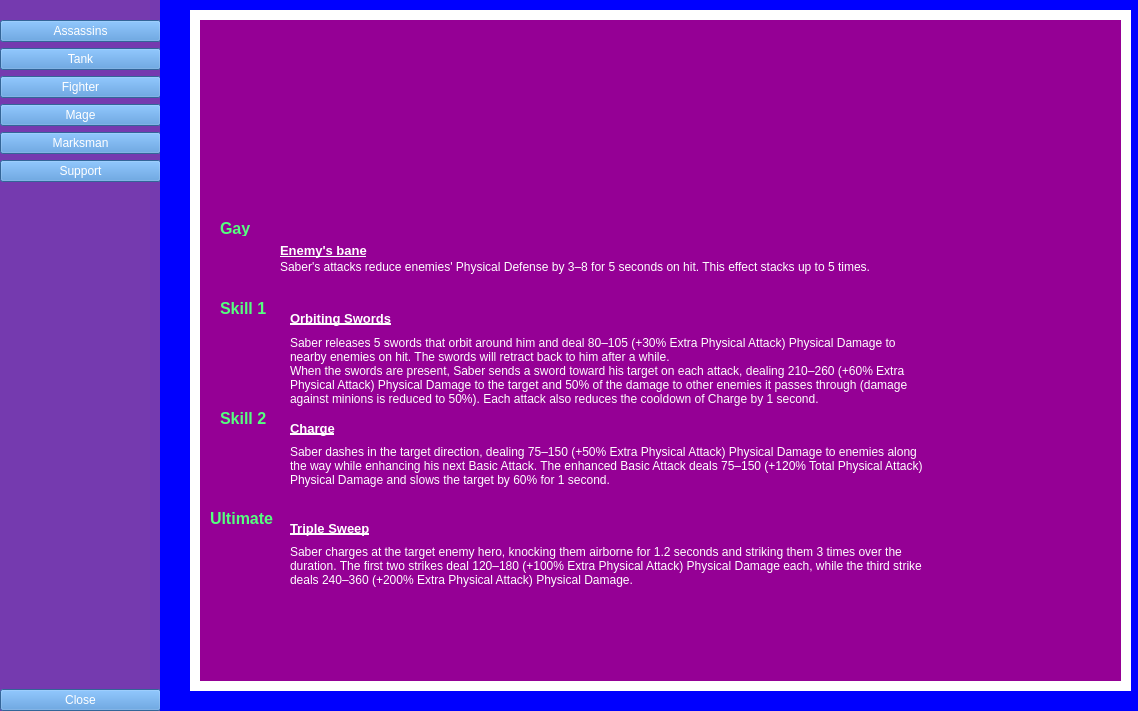
Qt form newpage.ui (YinXuanYX/GitExcercise-TT5L-01) before a commit.
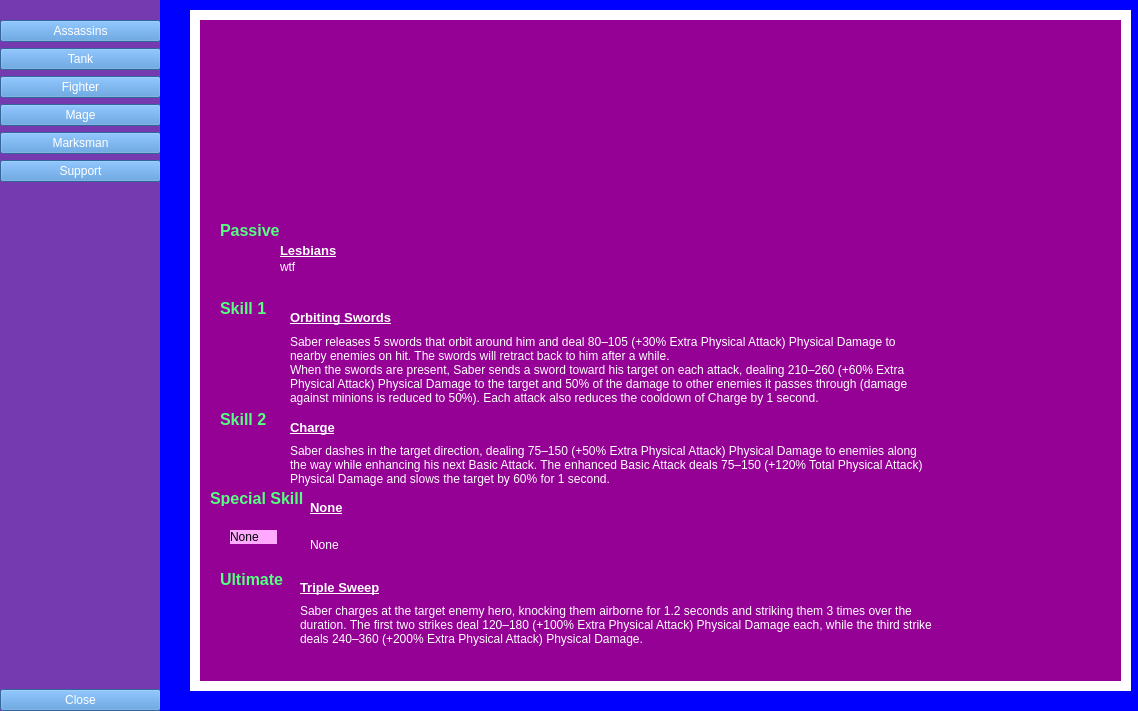
The same form after that commit. The open tabs and pages were chosen to show the change. Icons and pictures are not drawn.

The edit to the form file:
```diff
--- a/newpage.ui
+++ b/newpage.ui
@@ -191,7 +191,7 @@
 </string>
      </property>
      <property name="currentIndex">
-      <number>6</number>
+      <number>0</number>
      </property>
      <widget class="QWidget" name="assaspage">
       <widget class="QLabel" name="label_3">
@@ -489,7 +489,7 @@
        <property name="styleSheet">
         <string notr="true">background-color: rgb(149, 0, 149);</string>
        </property>
-       <widget class="QLabel" name="label_9">
+       <widget class="QLabel" name="heropic">
         <property name="geometry">
          <rect>
           <x>30</x>
@@ -507,8 +507,11 @@
         <property name="scaledContents">
          <bool>true</bool>
         </property>
+        <property name="textInteractionFlags">
+         <set>Qt::LinksAccessibleByKeyboard|Qt::LinksAccessibleByMouse|Qt::TextBrowserInteraction|Qt::TextEditable|Qt::TextEditorInteraction|Qt::TextSelectableByKeyboard|Qt::TextSelectableByMouse</set>
+        </property>
        </widget>
-       <widget class="QLabel" name="label_11">
+       <widget class="QLabel" name="Passive_name_label">
         <property name="geometry">
          <rect>
           <x>80</x>
@@ -529,7 +532,10 @@
          <string notr="true">color: rgb(255, 255, 255);</string>
         </property>
         <property name="text">
-         <string>Enemy's bane</string>
+         <string>Lesbians</string>
+        </property>
+        <property name="textInteractionFlags">
+         <set>Qt::LinksAccessibleByKeyboard|Qt::LinksAccessibleByMouse|Qt::TextBrowserInteraction|Qt::TextEditable|Qt::TextEditorInteraction|Qt::TextSelectableByKeyboard|Qt::TextSelectableByMouse</set>
         </property>
        </widget>
        <widget class="QLabel" name="Passivelabel">
@@ -537,8 +543,8 @@
          <rect>
           <x>20</x>
           <y>200</y>
-          <width>61</width>
-          <height>16</height>
+          <width>81</width>
+          <height>21</height>
          </rect>
         </property>
         <property name="font">
@@ -552,10 +558,16 @@
          <string notr="true">color: rgb(85, 255, 127);</string>
         </property>
         <property name="text">
-         <string>Gay</string>
+         <string>Passive</string>
+        </property>
+        <property name="openExternalLinks">
+         <bool>false</bool>
+        </property>
+        <property name="textInteractionFlags">
+         <set>Qt::LinksAccessibleByMouse|Qt::TextEditable|Qt::TextEditorInteraction|Qt::TextSelectableByKeyboard|Qt::TextSelectableByMouse</set>
         </property>
        </widget>
-       <widget class="QLabel" name="label_10">
+       <widget class="QLabel" name="passivepic">
         <property name="geometry">
          <rect>
           <x>20</x>
@@ -573,8 +585,11 @@
         <property name="scaledContents">
          <bool>true</bool>
         </property>
+        <property name="textInteractionFlags">
+         <set>Qt::LinksAccessibleByKeyboard|Qt::LinksAccessibleByMouse|Qt::TextBrowserInteraction|Qt::TextEditable|Qt::TextEditorInteraction|Qt::TextSelectableByKeyboard|Qt::TextSelectableByMouse</set>
+        </property>
        </widget>
-       <widget class="QLabel" name="label_13">
+       <widget class="QLabel" name="passivedesc">
         <property name="geometry">
          <rect>
           <x>80</x>
@@ -587,13 +602,16 @@
          <string notr="true">color: rgb(255, 255, 255);</string>
         </property>
         <property name="text">
-         <string>Saber's attacks reduce enemies' Physical Defense by 3–8 for 5 seconds on hit. This effect stacks up to 5 times.</string>
+         <string>wtf</string>
         </property>
         <property name="alignment">
          <set>Qt::AlignLeading|Qt::AlignLeft|Qt::AlignTop</set>
         </property>
+        <property name="textInteractionFlags">
+         <set>Qt::LinksAccessibleByKeyboard|Qt::LinksAccessibleByMouse|Qt::TextBrowserInteraction|Qt::TextEditable|Qt::TextEditorInteraction|Qt::TextSelectableByKeyboard|Qt::TextSelectableByMouse</set>
+        </property>
        </widget>
-       <widget class="QLabel" name="label_14">
+       <widget class="QLabel" name="skill1text">
         <property name="geometry">
          <rect>
           <x>20</x>
@@ -616,7 +634,7 @@
          <string>Skill 1</string>
         </property>
        </widget>
-       <widget class="QLabel" name="label_15">
+       <widget class="QLabel" name="skill1pic">
         <property name="geometry">
          <rect>
           <x>20</x>
@@ -634,8 +652,11 @@
         <property name="scaledContents">
          <bool>true</bool>
         </property>
+        <property name="textInteractionFlags">
+         <set>Qt::LinksAccessibleByKeyboard|Qt::LinksAccessibleByMouse|Qt::TextBrowserInteraction|Qt::TextEditable|Qt::TextEditorInteraction|Qt::TextSelectableByKeyboard|Qt::TextSelectableByMouse</set>
+        </property>
        </widget>
-       <widget class="QLabel" name="label_16">
+       <widget class="QLabel" name="skill1_name">
         <property name="geometry">
          <rect>
           <x>90</x>
@@ -658,8 +679,11 @@
         <property name="text">
          <string>Orbiting Swords</string>
         </property>
+        <property name="textInteractionFlags">
+         <set>Qt::LinksAccessibleByKeyboard|Qt::LinksAccessibleByMouse|Qt::TextBrowserInteraction|Qt::TextEditable|Qt::TextEditorInteraction|Qt::TextSelectableByKeyboard|Qt::TextSelectableByMouse</set>
+        </property>
        </widget>
-       <widget class="QLabel" name="label_17">
+       <widget class="QLabel" name="skill1desc">
         <property name="geometry">
          <rect>
           <x>90</x>
@@ -678,8 +702,11 @@
         <property name="wordWrap">
          <bool>true</bool>
         </property>
+        <property name="textInteractionFlags">
+         <set>Qt::LinksAccessibleByKeyboard|Qt::LinksAccessibleByMouse|Qt::TextBrowserInteraction|Qt::TextEditable|Qt::TextEditorInteraction|Qt::TextSelectableByKeyboard|Qt::TextSelectableByMouse</set>
+        </property>
        </widget>
-       <widget class="QLabel" name="label_18">
+       <widget class="QLabel" name="skill2text">
         <property name="geometry">
          <rect>
           <x>20</x>
@@ -701,8 +728,11 @@
         <property name="text">
          <string>Skill 2</string>
         </property>
+        <property name="textInteractionFlags">
+         <set>Qt::LinksAccessibleByKeyboard|Qt::LinksAccessibleByMouse|Qt::TextBrowserInteraction|Qt::TextEditable|Qt::TextEditorInteraction|Qt::TextSelectableByKeyboard|Qt::TextSelectableByMouse</set>
+        </property>
        </widget>
-       <widget class="QLabel" name="label_19">
+       <widget class="QLabel" name="skill2pic">
         <property name="geometry">
          <rect>
           <x>20</x>
@@ -720,8 +750,11 @@
         <property name="scaledContents">
          <bool>true</bool>
         </property>
+        <property name="textInteractionFlags">
+         <set>Qt::LinksAccessibleByKeyboard|Qt::LinksAccessibleByMouse|Qt::TextBrowserInteraction|Qt::TextEditable|Qt::TextEditorInteraction|Qt::TextSelectableByKeyboard|Qt::TextSelectableByMouse</set>
+        </property>
        </widget>
-       <widget class="QLabel" name="label_20">
+       <widget class="QLabel" name="skill2_name">
         <property name="geometry">
          <rect>
           <x>90</x>
@@ -744,8 +777,11 @@
         <property name="text">
          <string>Charge</string>
         </property>
+        <property name="textInteractionFlags">
+         <set>Qt::LinksAccessibleByKeyboard|Qt::LinksAccessibleByMouse|Qt::TextBrowserInteraction|Qt::TextEditable|Qt::TextEditorInteraction|Qt::TextSelectableByKeyboard|Qt::TextSelectableByMouse</set>
+        </property>
        </widget>
-       <widget class="QLabel" name="label_21">
+       <widget class="QLabel" name="skill2desc">
         <property name="geometry">
          <rect>
           <x>90</x>
@@ -763,12 +799,15 @@
         <property name="wordWrap">
          <bool>true</bool>
         </property>
+        <property name="textInteractionFlags">
+         <set>Qt::LinksAccessibleByKeyboard|Qt::LinksAccessibleByMouse|Qt::TextBrowserInteraction|Qt::TextEditable|Qt::TextEditorInteraction|Qt::TextSelectableByKeyboard|Qt::TextSelectableByMouse</set>
+        </property>
        </widget>
-       <widget class="QLabel" name="label_22">
+       <widget class="QLabel" name="ultimatetext">
         <property name="geometry">
          <rect>
-          <x>10</x>
-          <y>490</y>
+          <x>20</x>
+          <y>550</y>
           <width>71</width>
           <height>16</height>
          </rect>
@@ -786,14 +825,17 @@
         <property name="text">
          <string>Ultimate</string>
         </property>
+        <property name="textInteractionFlags">
+         <set>Qt::LinksAccessibleByKeyboard|Qt::LinksAccessibleByMouse|Qt::TextBrowserInteraction|Qt::TextEditable|Qt::TextEditorInteraction|Qt::TextSelectableByKeyboard|Qt::TextSelectableByMouse</set>
+        </property>
        </widget>
-       <widget class="QLabel" name="label_23">
+       <widget class="QLabel" name="ultipic">
         <property name="geometry">
          <rect>
-          <x>20</x>
-          <y>510</y>
-          <width>47</width>
-          <height>41</height>
+          <x>30</x>
+          <y>580</y>
+          <width>51</width>
+          <height>51</height>
          </rect>
         </property>
         <property name="text">
@@ -805,12 +847,15 @@
         <property name="scaledContents">
          <bool>true</bool>
         </property>
+        <property name="textInteractionFlags">
+         <set>Qt::LinksAccessibleByKeyboard|Qt::LinksAccessibleByMouse|Qt::TextBrowserInteraction|Qt::TextEditable|Qt::TextEditorInteraction|Qt::TextSelectableByKeyboard|Qt::TextSelectableByMouse</set>
+        </property>
        </widget>
-       <widget class="QLabel" name="label_24">
+       <widget class="QLabel" name="Ultimatename">
         <property name="geometry">
          <rect>
-          <x>90</x>
-          <y>500</y>
+          <x>100</x>
+          <y>560</y>
           <width>91</width>
           <height>16</height>
          </rect>
@@ -829,12 +874,15 @@
         <property name="text">
          <string>Triple Sweep</string>
         </property>
+        <property name="textInteractionFlags">
+         <set>Qt::LinksAccessibleByKeyboard|Qt::LinksAccessibleByMouse|Qt::TextBrowserInteraction|Qt::TextEditable|Qt::TextEditorInteraction|Qt::TextSelectableByKeyboard|Qt::TextSelectableByMouse</set>
+        </property>
        </widget>
-       <widget class="QLabel" name="label_25">
+       <widget class="QLabel" name="ultimatedesc">
         <property name="geometry">
          <rect>
-          <x>90</x>
-          <y>520</y>
+          <x>100</x>
+          <y>580</y>
           <width>641</width>
           <height>51</height>
          </rect>
@@ -847,6 +895,100 @@
         </property>
         <property name="wordWrap">
          <bool>true</bool>
+        </property>
+        <property name="textInteractionFlags">
+         <set>Qt::LinksAccessibleByKeyboard|Qt::LinksAccessibleByMouse|Qt::TextBrowserInteraction|Qt::TextEditable|Qt::TextEditorInteraction|Qt::TextSelectableByKeyboard|Qt::TextSelectableByMouse</set>
+        </property>
+       </widget>
+       <widget class="QLabel" name="specialskilltext">
+        <property name="geometry">
+         <rect>
+          <x>10</x>
+          <y>470</y>
+          <width>111</width>
+          <height>16</height>
+         </rect>
+        </property>
+        <property name="font">
+         <font>
+          <pointsize>12</pointsize>
+          <weight>75</weight>
+          <bold>true</bold>
+         </font>
+        </property>
+        <property name="styleSheet">
+         <string notr="true">color: rgb(85, 255, 127);</string>
+        </property>
+        <property name="text">
+         <string>Special Skill</string>
+        </property>
+       </widget>
+       <widget class="QLabel" name="specialskilldesc">
+        <property name="geometry">
+         <rect>
+          <x>110</x>
+          <y>500</y>
+          <width>641</width>
+          <height>51</height>
+         </rect>
+        </property>
+        <property name="styleSheet">
+         <string notr="true">color: rgb(255, 255, 255);</string>
+        </property>
+        <property name="text">
+         <string>None</string>
+        </property>
+        <property name="wordWrap">
+         <bool>true</bool>
+        </property>
+        <property name="textInteractionFlags">
+         <set>Qt::LinksAccessibleByKeyboard|Qt::LinksAccessibleByMouse|Qt::TextBrowserInteraction|Qt::TextEditable|Qt::TextEditorInteraction|Qt::TextSelectableByKeyboard|Qt::TextSelectableByMouse</set>
+        </property>
+       </widget>
+       <widget class="QLabel" name="specialskillpic">
+        <property name="geometry">
+         <rect>
+          <x>30</x>
+          <y>510</y>
+          <width>47</width>
+          <height>14</height>
+         </rect>
+        </property>
+        <property name="styleSheet">
+         <string notr="true">background-color: rgb(255, 170, 255);</string>
+        </property>
+        <property name="text">
+         <string>None</string>
+        </property>
+        <property name="textInteractionFlags">
+         <set>Qt::LinksAccessibleByKeyboard|Qt::LinksAccessibleByMouse|Qt::TextBrowserInteraction|Qt::TextEditable|Qt::TextEditorInteraction|Qt::TextSelectableByKeyboard|Qt::TextSelectableByMouse</set>
+        </property>
+       </widget>
+       <widget class="QLabel" name="Specialskillname">
+        <property name="geometry">
+         <rect>
+          <x>110</x>
+          <y>480</y>
+          <width>91</width>
+          <height>16</height>
+         </rect>
+        </property>
+        <property name="font">
+         <font>
+          <pointsize>10</pointsize>
+          <weight>75</weight>
+          <bold>true</bold>
+          <underline>true</underline>
+         </font>
+        </property>
+        <property name="styleSheet">
+         <string notr="true">color: rgb(255, 255, 255);</string>
+        </property>
+        <property name="text">
+         <string>None</string>
+        </property>
+        <property name="textInteractionFlags">
+         <set>Qt::LinksAccessibleByKeyboard|Qt::LinksAccessibleByMouse|Qt::TextBrowserInteraction|Qt::TextEditable|Qt::TextEditorInteraction|Qt::TextSelectableByKeyboard|Qt::TextSelectableByMouse</set>
         </property>
        </widget>
       </widget>
```
